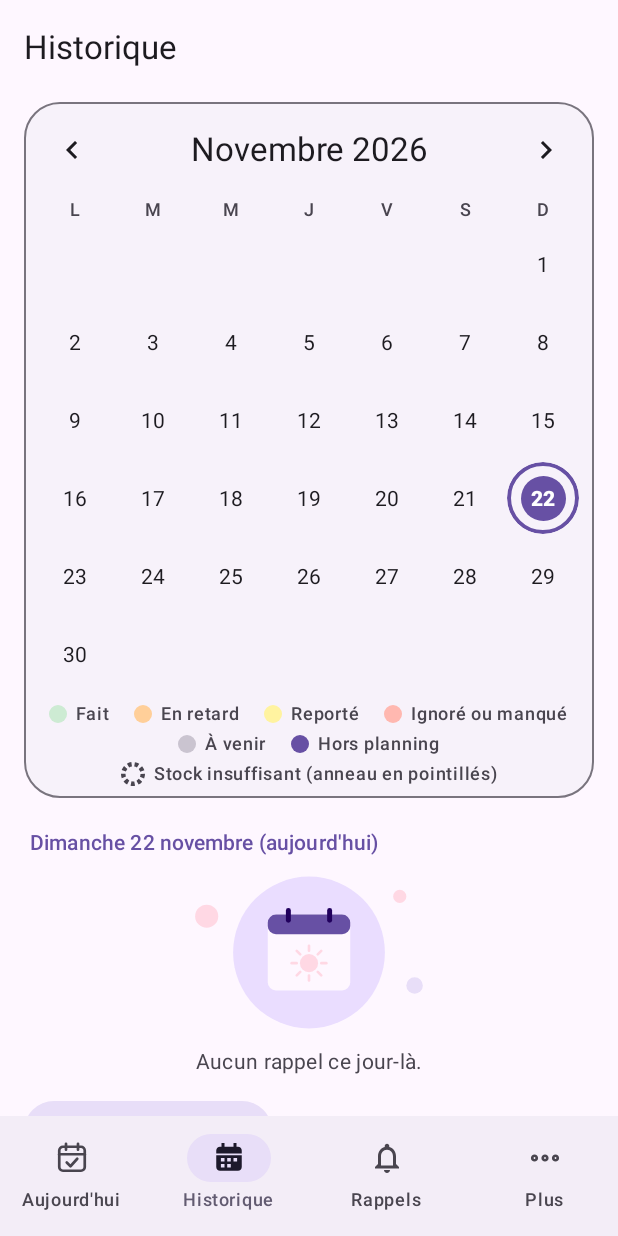
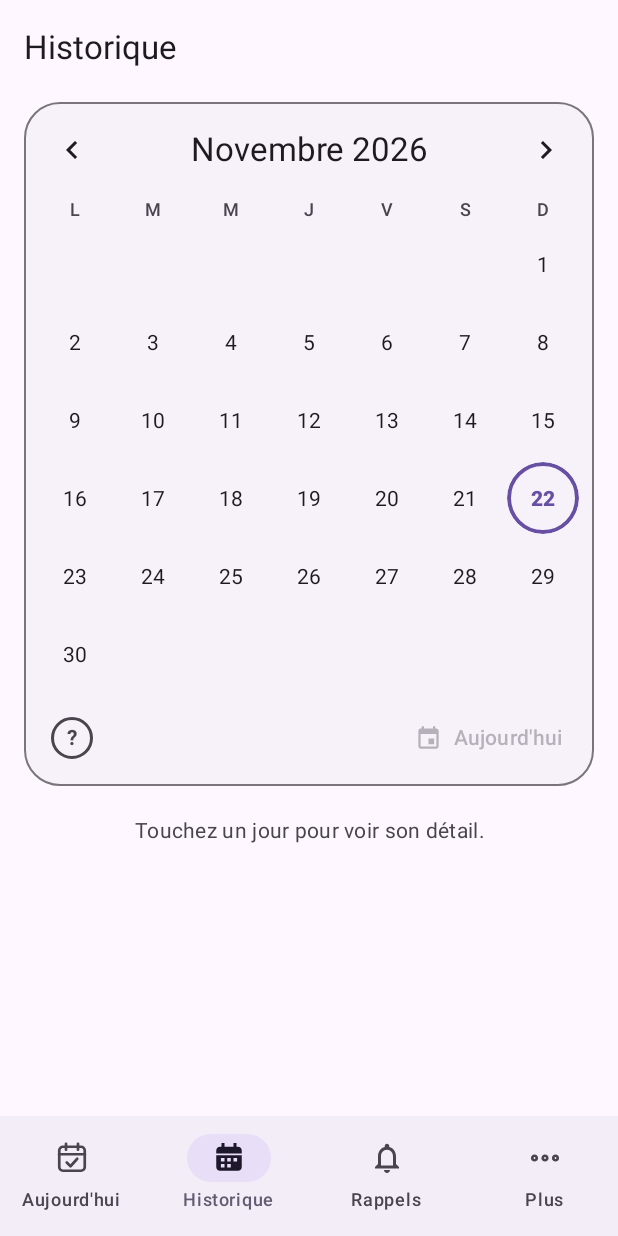
Before and after one commit to ggrandou/medocs, an Android app built with Jetpack Compose: the composable Root called with empty values, item 2 of the bottom bar chosen, on a phone screen of 412 x 824 dp. Run offline under Robolectric (Android 15) with nearby library versions, the phone set to English and light mode, and no system bars; our stand-ins replace Room's generated code.

Commit message:
app: declutter the history calendar
- Move the legend into a dialog opened by a small "?" button
- Select no day by default and when the month changes
- Replace the "back to today" row by a fixed button next to the "?", so the calendar keeps its size

```diff
--- a/android/app/src/main/kotlin/net/grandou/rappels/ui/HistoryScreen.kt
+++ b/android/app/src/main/kotlin/net/grandou/rappels/ui/HistoryScreen.kt
@@ -26,6 +26,7 @@ import androidx.compose.foundation.layout.width
 import androidx.compose.foundation.lazy.LazyColumn
 import androidx.compose.foundation.shape.CircleShape
 import androidx.compose.foundation.shape.RoundedCornerShape
+import androidx.compose.material3.AlertDialog
 import androidx.compose.material3.Button
 import androidx.compose.material3.ButtonDefaults
 import androidx.compose.material3.Card
@@ -120,10 +121,12 @@ fun HistoryScreen(
 ) {
     val today = LocalDate.now()
     var monthText by rememberSaveable { mutableStateOf(YearMonth.from(today).toString()) }
-    var selectedText by rememberSaveable { mutableStateOf(today.toString()) }
+    // Empty = no day selected (the default, also after a change of month).
+    var selectedText by rememberSaveable { mutableStateOf("") }
+    var showLegend by rememberSaveable { mutableStateOf(false) }
     var editing by rememberSaveable { mutableStateOf(false) }
     val month = YearMonth.parse(monthText)
-    val selected = LocalDate.parse(selectedText)
+    val selected: LocalDate? = selectedText.takeIf { it.isNotEmpty() }?.let(LocalDate::parse)
 
     val rows by remember(month) { rowsBetween(month.atDay(1), month.atEndOfMonth()) }
         .collectAsStateWithLifecycle(emptyList())
@@ -135,7 +138,7 @@ fun HistoryScreen(
         else buildOneOffs(state.lines.map { it.item }, extraRows)
             .groupBy { Instant.ofEpochMilli(it.row.timestamp).atZone(zone).toLocalDate() }
     }
-    val extras = extrasByDate[selected].orEmpty()
+    val extras = selected?.let { extrasByDate[it] }.orEmpty()
     val days: Map<LocalDate, List<TodayEntry>> = remember(state, rows, month) {
         if (state == null) emptyMap() else {
             val items = state.lines.map { it.item }
@@ -148,7 +151,8 @@ fun HistoryScreen(
             }
         }
     }
-    val entries = days[selected].orEmpty().takeIf { selected.year == month.year && selected.month == month.month }
+    val entries = if (selected == null) emptyList()
+    else days[selected].orEmpty().takeIf { selected.year == month.year && selected.month == month.month }
         ?: if (state != null) buildDay(state.lines.map { it.item }, state.lines.flatMap { it.schedules }, emptyList(), selected, LocalDateTime.now()) else emptyList()
 
     val runOut = remember(state) {
@@ -157,14 +161,22 @@ fun HistoryScreen(
 
     fun showMonth(m: YearMonth) {
         monthText = m.toString()
-        // Keep the selection inside the month shown: same day number, or the 1st / today.
-        selectedText = (if (m == YearMonth.from(today)) today else m.atDay(minOf(selected.dayOfMonth, m.lengthOfMonth()))).toString()
+        selectedText = ""
     }
 
     BackHandler(enabled = editing) { editing = false }
-    if (editing) {
+    if (editing && selected != null) {
         DayEditor(selected, entries, extras, state?.lines.orEmpty(), today, actions) { editing = false }
         return
+    }
+
+    if (showLegend) {
+        AlertDialog(
+            onDismissRequest = { showLegend = false },
+            title = { Text("Légende") },
+            text = { Legend() },
+            confirmButton = { TextButton({ showLegend = false }) { Text("Fermer") } },
+        )
     }
 
     Scaffold(
@@ -190,7 +202,7 @@ fun HistoryScreen(
             verticalArrangement = Arrangement.spacedBy(12.dp),
         ) {
             item(key = "calendar") {
-                // Framed: the header, the grid and the legend read as one block.
+                // Framed: the header and the grid read as one block.
                 Card(
                     Modifier.fillMaxWidth(), shape = RoundedCornerShape(24.dp),
                     colors = CardDefaults.cardColors(containerColor = MaterialTheme.colorScheme.surfaceContainerLow),
@@ -198,25 +210,41 @@ fun HistoryScreen(
                 ) {
                     Column(Modifier.padding(horizontal = 8.dp, vertical = 8.dp), verticalArrangement = Arrangement.spacedBy(8.dp)) {
                         MonthHeader(
-                            month, today,
+                            month,
                             onPrevious = { showMonth(month.minusMonths(1)) },
                             onNext = { showMonth(month.plusMonths(1)) },
-                            onToday = { monthText = YearMonth.from(today).toString(); selectedText = today.toString() },
                         )
                         MonthGrid(month, today, selected, days, extrasByDate, runOut) { selectedText = it.toString() }
-                        Legend()
+                        // Fixed-height row: the calendar never changes size.
+                        Row(Modifier.fillMaxWidth(), verticalAlignment = Alignment.CenterVertically) {
+                            HelpButton { showLegend = true }
+                            Spacer(Modifier.weight(1f))
+                            TextButton(
+                                onClick = { monthText = YearMonth.from(today).toString(); selectedText = "" },
+                                enabled = month != YearMonth.from(today),
+                            ) {
+                                Icon(painterResource(R.drawable.ic_event), contentDescription = null, Modifier.size(ButtonDefaults.IconSize))
+                                Spacer(Modifier.width(ButtonDefaults.IconSpacing))
+                                Text("Aujourd'hui")
+                            }
+                        }
                     }
                 }
             }
             item(key = "day") {
-                DayDetail(selected, today, entries, extras, runOut, onEdit = { editing = true })
+                if (selected == null) {
+                    Text(
+                        "Touchez un jour pour voir son détail.", Modifier.fillMaxWidth().padding(top = 8.dp),
+                        style = MaterialTheme.typography.bodyMedium, color = MaterialTheme.colorScheme.onSurfaceVariant, textAlign = TextAlign.Center,
+                    )
+                } else DayDetail(selected, today, entries, extras, runOut, onEdit = { editing = true })
             }
         }
     }
 }
 
 @Composable
-private fun MonthHeader(month: YearMonth, today: LocalDate, onPrevious: () -> Unit, onNext: () -> Unit, onToday: () -> Unit) {
+private fun MonthHeader(month: YearMonth, onPrevious: () -> Unit, onNext: () -> Unit) {
     Row(Modifier.fillMaxWidth(), verticalAlignment = Alignment.CenterVertically) {
         IconButton(onPrevious) {
             Icon(painterResource(R.drawable.ic_chevron), contentDescription = "Mois précédent", Modifier.rotate(180f))
@@ -227,9 +255,19 @@ private fun MonthHeader(month: YearMonth, today: LocalDate, onPrevious: () -> Un
         )
         IconButton(onNext) { Icon(painterResource(R.drawable.ic_chevron), contentDescription = "Mois suivant") }
     }
-    if (month != YearMonth.from(today)) {
-        Box(Modifier.fillMaxWidth(), contentAlignment = Alignment.Center) {
-            TextButton(onToday) { Text("Revenir à aujourd'hui") }
+}
+
+/** Small round "?" that opens the legend (48 dp touch target, 28 dp drawing). */
+@Composable
+private fun HelpButton(onClick: () -> Unit) {
+    val c = MaterialTheme.colorScheme
+    Box(
+        Modifier.size(48.dp).clip(CircleShape).clickable(role = Role.Button, onClick = onClick)
+            .semantics { contentDescription = "Légende du calendrier" },
+        contentAlignment = Alignment.Center,
+    ) {
+        Box(Modifier.size(28.dp).border(1.5.dp, c.onSurfaceVariant, CircleShape), contentAlignment = Alignment.Center) {
+            Text("?", style = MaterialTheme.typography.labelLarge, fontWeight = FontWeight.Bold, color = c.onSurfaceVariant)
         }
     }
 }
@@ -238,7 +276,7 @@ private fun MonthHeader(month: YearMonth, today: LocalDate, onPrevious: () -> Un
 private fun MonthGrid(
     month: YearMonth,
     today: LocalDate,
-    selected: LocalDate,
+    selected: LocalDate?,
     days: Map<LocalDate, List<TodayEntry>>,
     extrasByDate: Map<LocalDate, List<OneOffEntry>>,
     runOut: Map<Long, LocalDate>,
```
